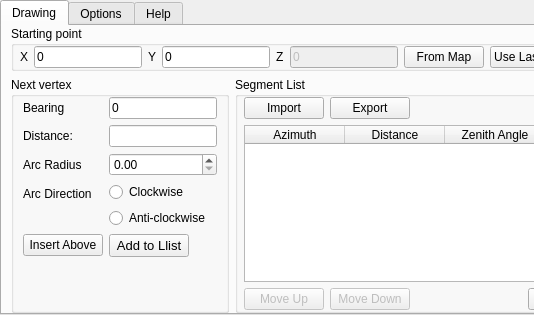
This is dock.ui in rgreenwood/cogo as Qt 5 draws it before an edit; both pictures show x 0 to 534 and y 0 to 315 of the 826 by 315 pixel window. The edited form follows.
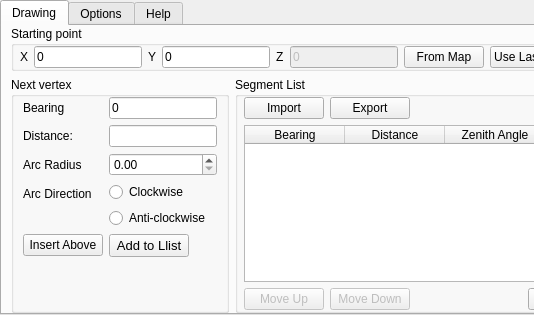
This is the edited form. Icons and pictures are not drawn.

Commit message: change wording 'Azimuth' -> 'Bearing' in grid

```diff
--- a/dock.ui
+++ b/dock.ui
@@ -637,7 +637,7 @@
             </property>
             <column>
              <property name="text">
-              <string>Azimuth</string>
+              <string>Bearing</string>
              </property>
             </column>
             <column>
```
